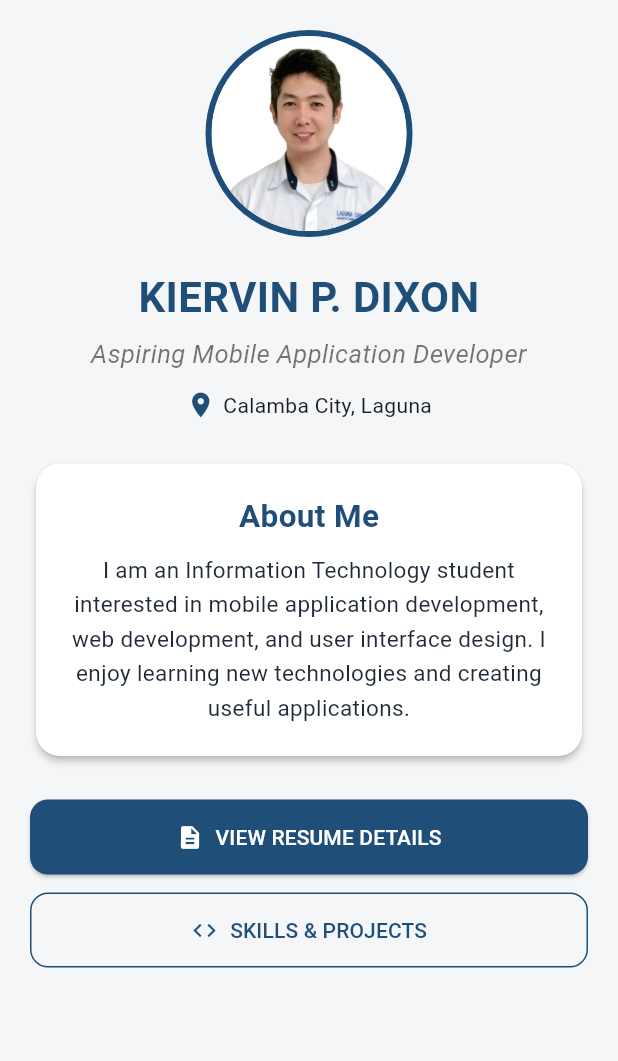
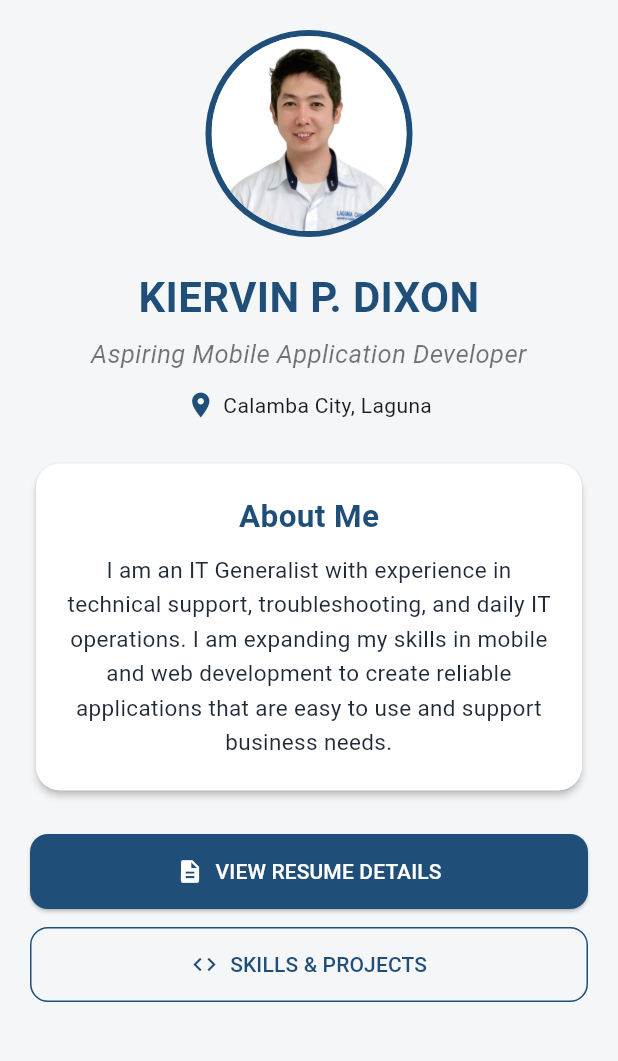
Before and after one commit to khier091225/resume_navigation_exam, a Flutter app: the screen it shows after launch, on a phone screen of 412 x 824 dp, the part 84-1145 px from its top. Run offline on Flutter 3.47's test engine with Material 3 defaults, Android fonts, the phone set to English and light mode, and no system bars.

Commit message:
Update HomeScreen description to reflect IT Generalist experience and expanded skills

```diff
--- a/lib/main.dart
+++ b/lib/main.dart
@@ -146,11 +146,11 @@ class HomeScreen extends StatelessWidget {
                     SizedBox(height: 10),
 
                     Text(
-                      'I am an Information Technology student '
-                      'interested in mobile application development, '
-                      'web development, and user interface design. '
-                      'I enjoy learning new technologies and creating '
-                      'useful applications.',
+                      'I am an IT Generalist with experience in technical '
+                      'support, troubleshooting, and daily IT operations. '
+                      'I am expanding my skills in mobile and web '
+                      'development to create reliable applications that '
+                      'are easy to use and support business needs.',
                       textAlign: TextAlign.center,
                       style: TextStyle(
                         fontSize: 15,
```
